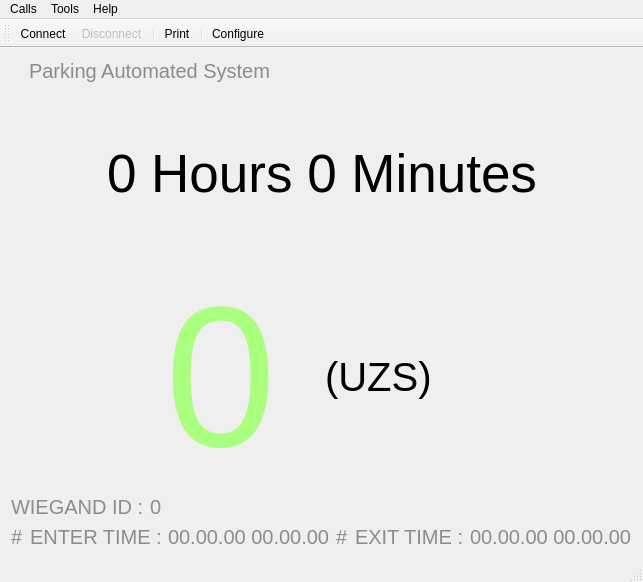
This is Client/mainwindow.ui in Baxulio/ParkingAS as Qt 5 draws it before an edit. The edited form follows.
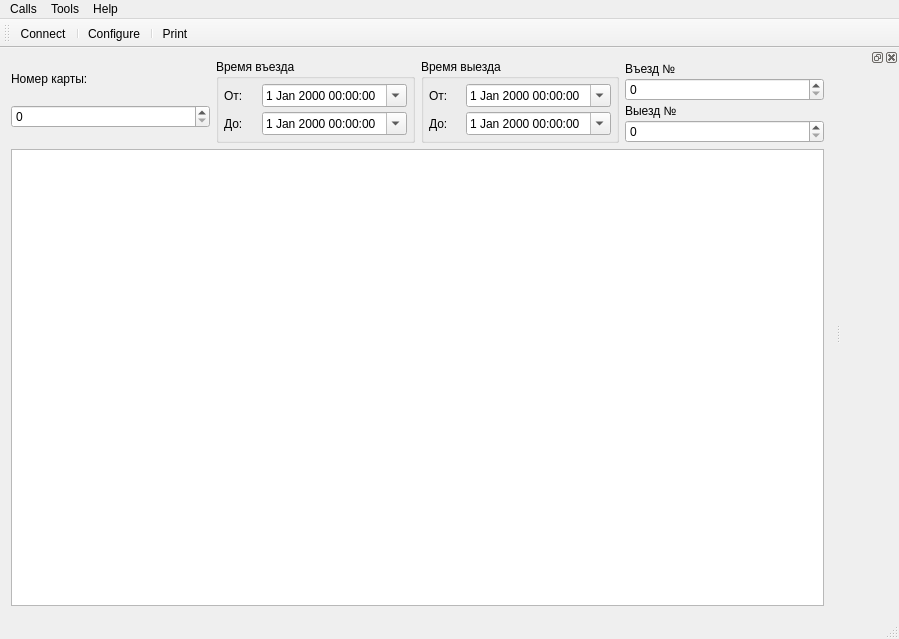
This is the edited form. Icons and pictures are not drawn.

The edit to the form file:
```diff
--- a/Client/mainwindow.ui
+++ b/Client/mainwindow.ui
@@ -6,8 +6,8 @@
    <rect>
     <x>0</x>
     <y>0</y>
-    <width>643</width>
-    <height>582</height>
+    <width>899</width>
+    <height>639</height>
    </rect>
   </property>
   <property name="windowTitle">
@@ -18,7 +18,7 @@
     <normaloff>:/images/icons-home-parking.png</normaloff>:/images/icons-home-parking.png</iconset>
   </property>
   <property name="toolButtonStyle">
-   <enum>Qt::ToolButtonFollowStyle</enum>
+   <enum>Qt::ToolButtonTextBesideIcon</enum>
   </property>
   <property name="documentMode">
    <bool>false</bool>
@@ -33,349 +33,206 @@
    <bool>true</bool>
   </property>
   <widget class="QWidget" name="centralWidget">
-   <layout class="QVBoxLayout" name="verticalLayout">
+   <layout class="QVBoxLayout" name="verticalLayout_6">
     <item>
-     <layout class="QHBoxLayout" name="horizontalLayout_4">
+     <layout class="QVBoxLayout" name="verticalLayout_5">
       <item>
-       <widget class="QLabel" name="label_6">
-        <property name="maximumSize">
-         <size>
-          <width>100</width>
-          <height>100</height>
-         </size>
-        </property>
-        <property name="font">
-         <font>
-          <pointsize>15</pointsize>
-         </font>
-        </property>
-        <property name="styleSheet">
-         <string notr="true">color: rgb(140, 140, 140);</string>
-        </property>
-        <property name="text">
-         <string/>
-        </property>
-        <property name="pixmap">
-         <pixmap resource="rpiclientresources.qrc">:/images/icons-home-parking.png</pixmap>
-        </property>
-        <property name="scaledContents">
-         <bool>true</bool>
-        </property>
-       </widget>
-      </item>
-      <item>
-       <widget class="QLabel" name="label_4">
-        <property name="font">
-         <font>
-          <pointsize>15</pointsize>
-         </font>
-        </property>
-        <property name="styleSheet">
-         <string notr="true">color: rgb(140, 140, 140);</string>
-        </property>
-        <property name="text">
-         <string>Parking Automated System</string>
-        </property>
-       </widget>
-      </item>
-      <item>
-       <spacer name="horizontalSpacer">
-        <property name="orientation">
-         <enum>Qt::Horizontal</enum>
-        </property>
-        <property name="sizeHint" stdset="0">
-         <size>
-          <width>40</width>
-          <height>20</height>
-         </size>
-        </property>
-       </spacer>
-      </item>
-     </layout>
-    </item>
-    <item>
-     <layout class="QHBoxLayout" name="horizontalLayout_5">
-      <item>
-       <spacer name="horizontalSpacer_2">
-        <property name="orientation">
-         <enum>Qt::Horizontal</enum>
-        </property>
-        <property name="sizeHint" stdset="0">
-         <size>
-          <width>40</width>
-          <height>20</height>
-         </size>
-        </property>
-       </spacer>
-      </item>
-      <item>
-       <widget class="QLabel" name="duration_label">
-        <property name="sizePolicy">
-         <sizepolicy hsizetype="Expanding" vsizetype="Expanding">
-          <horstretch>0</horstretch>
-          <verstretch>0</verstretch>
-         </sizepolicy>
-        </property>
-        <property name="font">
-         <font>
-          <pointsize>40</pointsize>
-          <kerning>true</kerning>
-         </font>
-        </property>
-        <property name="text">
-         <string>0 Hours 0 Minutes</string>
-        </property>
-       </widget>
-      </item>
-      <item>
-       <spacer name="horizontalSpacer_3">
-        <property name="orientation">
-         <enum>Qt::Horizontal</enum>
-        </property>
-        <property name="sizeHint" stdset="0">
-         <size>
-          <width>40</width>
-          <height>20</height>
-         </size>
-        </property>
-       </spacer>
-      </item>
-     </layout>
-    </item>
-    <item>
-     <layout class="QHBoxLayout" name="horizontalLayout_6">
-      <item>
-       <spacer name="horizontalSpacer_4">
-        <property name="orientation">
-         <enum>Qt::Horizontal</enum>
-        </property>
-        <property name="sizeHint" stdset="0">
-         <size>
-          <width>40</width>
-          <height>20</height>
-         </size>
-        </property>
-       </spacer>
-      </item>
-      <item>
-       <widget class="QLabel" name="price_label">
-        <property name="sizePolicy">
-         <sizepolicy hsizetype="Expanding" vsizetype="Expanding">
-          <horstretch>0</horstretch>
-          <verstretch>0</verstretch>
-         </sizepolicy>
-        </property>
-        <property name="font">
-         <font>
-          <pointsize>150</pointsize>
-         </font>
-        </property>
-        <property name="styleSheet">
-         <string notr="true">color: rgb(170, 255, 127);</string>
-        </property>
-        <property name="text">
-         <string>0</string>
-        </property>
-       </widget>
-      </item>
-      <item>
-       <widget class="QLabel" name="label_5">
-        <property name="sizePolicy">
-         <sizepolicy hsizetype="Expanding" vsizetype="Expanding">
-          <horstretch>0</horstretch>
-          <verstretch>0</verstretch>
-         </sizepolicy>
-        </property>
-        <property name="font">
-         <font>
-          <pointsize>30</pointsize>
-         </font>
-        </property>
-        <property name="text">
-         <string>(UZS)</string>
-        </property>
-       </widget>
-      </item>
-      <item>
-       <spacer name="horizontalSpacer_5">
-        <property name="orientation">
-         <enum>Qt::Horizontal</enum>
-        </property>
-        <property name="sizeHint" stdset="0">
-         <size>
-          <width>40</width>
-          <height>20</height>
-         </size>
-        </property>
-       </spacer>
-      </item>
-     </layout>
-    </item>
-    <item>
-     <layout class="QHBoxLayout" name="horizontalLayout_7">
-      <item>
-       <widget class="QLabel" name="label">
-        <property name="font">
-         <font>
-          <pointsize>15</pointsize>
-         </font>
-        </property>
-        <property name="styleSheet">
-         <string notr="true">color: rgb(140, 140, 140);</string>
-        </property>
-        <property name="text">
-         <string>WIEGAND ID :</string>
-        </property>
-       </widget>
-      </item>
-      <item>
-       <widget class="QLabel" name="wiegand_label">
-        <property name="font">
-         <font>
-          <pointsize>15</pointsize>
-         </font>
-        </property>
-        <property name="styleSheet">
-         <string notr="true">color: rgb(140, 140, 140);</string>
-        </property>
-        <property name="text">
-         <string>0</string>
-        </property>
-       </widget>
-      </item>
-      <item>
-       <spacer name="horizontalSpacer_7">
-        <property name="orientation">
-         <enum>Qt::Horizontal</enum>
-        </property>
-        <property name="sizeHint" stdset="0">
-         <size>
-          <width>40</width>
-          <height>20</height>
-         </size>
-        </property>
-       </spacer>
-      </item>
-     </layout>
-    </item>
-    <item>
-     <layout class="QHBoxLayout" name="horizontalLayout">
-      <item>
-       <layout class="QHBoxLayout" name="horizontalLayout_3">
+       <layout class="QHBoxLayout" name="horizontalLayout_5">
         <item>
-         <widget class="QLabel" name="enter_number_label">
-          <property name="font">
-           <font>
-            <pointsize>15</pointsize>
-           </font>
-          </property>
-          <property name="styleSheet">
-           <string notr="true">color: rgb(140, 140, 140);</string>
-          </property>
-          <property name="text">
-           <string>#</string>
-          </property>
-         </widget>
+         <layout class="QVBoxLayout" name="verticalLayout_3">
+          <item>
+           <widget class="QLabel" name="label_5">
+            <property name="sizePolicy">
+             <sizepolicy hsizetype="Preferred" vsizetype="Fixed">
+              <horstretch>0</horstretch>
+              <verstretch>0</verstretch>
+             </sizepolicy>
+            </property>
+            <property name="text">
+             <string>Номер карты:</string>
+            </property>
+           </widget>
+          </item>
+          <item>
+           <widget class="QSpinBox" name="spinBox"/>
+          </item>
+         </layout>
         </item>
         <item>
-         <widget class="QLabel" name="label_3">
-          <property name="font">
-           <font>
-            <pointsize>15</pointsize>
-           </font>
+         <widget class="QGroupBox" name="groupBox">
+          <property name="title">
+           <string>Время въезда</string>
           </property>
-          <property name="styleSheet">
-           <string notr="true">color: rgb(140, 140, 140);</string>
-          </property>
-          <property name="text">
-           <string>ENTER TIME :</string>
-          </property>
+          <layout class="QVBoxLayout" name="verticalLayout">
+           <property name="spacing">
+            <number>5</number>
+           </property>
+           <property name="leftMargin">
+            <number>5</number>
+           </property>
+           <property name="topMargin">
+            <number>5</number>
+           </property>
+           <property name="rightMargin">
+            <number>5</number>
+           </property>
+           <property name="bottomMargin">
+            <number>5</number>
+           </property>
+           <item>
+            <layout class="QHBoxLayout" name="horizontalLayout">
+             <item>
+              <widget class="QLabel" name="label">
+               <property name="text">
+                <string>От:</string>
+               </property>
+              </widget>
+             </item>
+             <item>
+              <widget class="QDateTimeEdit" name="dateTimeEdit">
+               <property name="showGroupSeparator" stdset="0">
+                <bool>false</bool>
+               </property>
+               <property name="currentSection">
+                <enum>QDateTimeEdit::DaySection</enum>
+               </property>
+               <property name="calendarPopup">
+                <bool>true</bool>
+               </property>
+              </widget>
+             </item>
+            </layout>
+           </item>
+           <item>
+            <layout class="QHBoxLayout" name="horizontalLayout_2">
+             <item>
+              <widget class="QLabel" name="label_2">
+               <property name="text">
+                <string>До:</string>
+               </property>
+              </widget>
+             </item>
+             <item>
+              <widget class="QDateTimeEdit" name="dateTimeEdit_2">
+               <property name="showGroupSeparator" stdset="0">
+                <bool>false</bool>
+               </property>
+               <property name="currentSection">
+                <enum>QDateTimeEdit::DaySection</enum>
+               </property>
+               <property name="calendarPopup">
+                <bool>true</bool>
+               </property>
+              </widget>
+             </item>
+            </layout>
+           </item>
+          </layout>
          </widget>
         </item>
         <item>
-         <widget class="QLabel" name="enter_time_label">
-          <property name="font">
-           <font>
-            <pointsize>15</pointsize>
-           </font>
+         <widget class="QGroupBox" name="groupBox_2">
+          <property name="title">
+           <string>Время выезда</string>
           </property>
-          <property name="styleSheet">
-           <string notr="true">color: rgb(140, 140, 140);</string>
-          </property>
-          <property name="text">
-           <string>00.00.00 00.00.00</string>
-          </property>
+          <layout class="QVBoxLayout" name="verticalLayout_2">
+           <property name="spacing">
+            <number>5</number>
+           </property>
+           <property name="leftMargin">
+            <number>5</number>
+           </property>
+           <property name="topMargin">
+            <number>5</number>
+           </property>
+           <property name="rightMargin">
+            <number>5</number>
+           </property>
+           <property name="bottomMargin">
+            <number>5</number>
+           </property>
+           <item>
+            <layout class="QHBoxLayout" name="horizontalLayout_3">
+             <item>
+              <widget class="QLabel" name="label_3">
+               <property name="text">
+                <string>От:</string>
+               </property>
+              </widget>
+             </item>
+             <item>
+              <widget class="QDateTimeEdit" name="dateTimeEdit_5">
+               <property name="showGroupSeparator" stdset="0">
+                <bool>false</bool>
+               </property>
+               <property name="currentSection">
+                <enum>QDateTimeEdit::DaySection</enum>
+               </property>
+               <property name="calendarPopup">
+                <bool>true</bool>
+               </property>
+              </widget>
+             </item>
+            </layout>
+           </item>
+           <item>
+            <layout class="QHBoxLayout" name="horizontalLayout_4">
+             <item>
+              <widget class="QLabel" name="label_4">
+               <property name="text">
+                <string>До:</string>
+               </property>
+              </widget>
+             </item>
+             <item>
+              <widget class="QDateTimeEdit" name="dateTimeEdit_6">
+               <property name="showGroupSeparator" stdset="0">
+                <bool>false</bool>
+               </property>
+               <property name="currentSection">
+                <enum>QDateTimeEdit::DaySection</enum>
+               </property>
+               <property name="calendarPopup">
+                <bool>true</bool>
+               </property>
+              </widget>
+             </item>
+            </layout>
+           </item>
+          </layout>
          </widget>
         </item>
-       </layout>
-      </item>
-      <item>
-       <layout class="QHBoxLayout" name="horizontalLayout_2">
         <item>
-         <widget class="QLabel" name="exit_number_label">
-          <property name="font">
-           <font>
-            <pointsize>15</pointsize>
-           </font>
+         <layout class="QVBoxLayout" name="verticalLayout_4">
+          <property name="spacing">
+           <number>0</number>
           </property>
-          <property name="styleSheet">
-           <string notr="true">color: rgb(140, 140, 140);</string>
-          </property>
-          <property name="text">
-           <string>#</string>
-          </property>
-         </widget>
+          <item>
+           <widget class="QLabel" name="label_6">
+            <property name="text">
+             <string>Въезд №</string>
+            </property>
+           </widget>
+          </item>
+          <item>
+           <widget class="QSpinBox" name="spinBox_2"/>
+          </item>
+          <item>
+           <widget class="QLabel" name="label_7">
+            <property name="text">
+             <string>Выезд №</string>
+            </property>
+           </widget>
+          </item>
+          <item>
+           <widget class="QSpinBox" name="spinBox_3"/>
+          </item>
+         </layout>
         </item>
-        <item>
-         <widget class="QLabel" name="label_2">
-          <property name="sizePolicy">
-           <sizepolicy hsizetype="Preferred" vsizetype="Preferred">
-            <horstretch>0</horstretch>
-            <verstretch>0</verstretch>
-           </sizepolicy>
-          </property>
-          <property name="font">
-           <font>
-            <pointsize>15</pointsize>
-           </font>
-          </property>
-          <property name="styleSheet">
-           <string notr="true">color: rgb(140, 140, 140);</string>
-          </property>
-          <property name="text">
-           <string>EXIT TIME :</string>
-          </property>
-         </widget>
-        </item>
-        <item>
-         <widget class="QLabel" name="exit_time_label">
-          <property name="font">
-           <font>
-            <pointsize>15</pointsize>
-           </font>
-          </property>
-          <property name="styleSheet">
-           <string notr="true">color: rgb(140, 140, 140);</string>
-          </property>
-          <property name="text">
-           <string>00.00.00 00.00.00</string>
-          </property>
-         </widget>
-        </item>
        </layout>
       </item>
       <item>
-       <spacer name="horizontalSpacer_6">
-        <property name="orientation">
-         <enum>Qt::Horizontal</enum>
-        </property>
-        <property name="sizeHint" stdset="0">
-         <size>
-          <width>40</width>
-          <height>20</height>
-         </size>
-        </property>
-       </spacer>
+       <widget class="QTableView" name="tableView"/>
       </item>
      </layout>
     </item>
@@ -386,7 +243,7 @@
     <rect>
      <x>0</x>
      <y>0</y>
-     <width>643</width>
+     <width>899</width>
      <height>21</height>
     </rect>
    </property>
@@ -426,13 +283,21 @@
     <bool>false</bool>
    </attribute>
    <addaction name="actionConnect"/>
-   <addaction name="actionDisconnect"/>
-   <addaction name="separator"/>
-   <addaction name="actionPrint"/>
    <addaction name="separator"/>
    <addaction name="actionConfigure"/>
+   <addaction name="separator"/>
+   <addaction name="actionPrint"/>
   </widget>
   <widget class="QStatusBar" name="statusBar"/>
+  <widget class="QDockWidget" name="dockWidget">
+   <property name="floating">
+    <bool>false</bool>
+   </property>
+   <attribute name="dockWidgetArea">
+    <number>2</number>
+   </attribute>
+   <widget class="QWidget" name="dockWidgetContents"/>
+  </widget>
   <action name="actionConnect">
    <property name="icon">
     <iconset resource="rpiclientresources.qrc">
```
Left out of the diff: 15 changed lines with no effect on the pictures.
